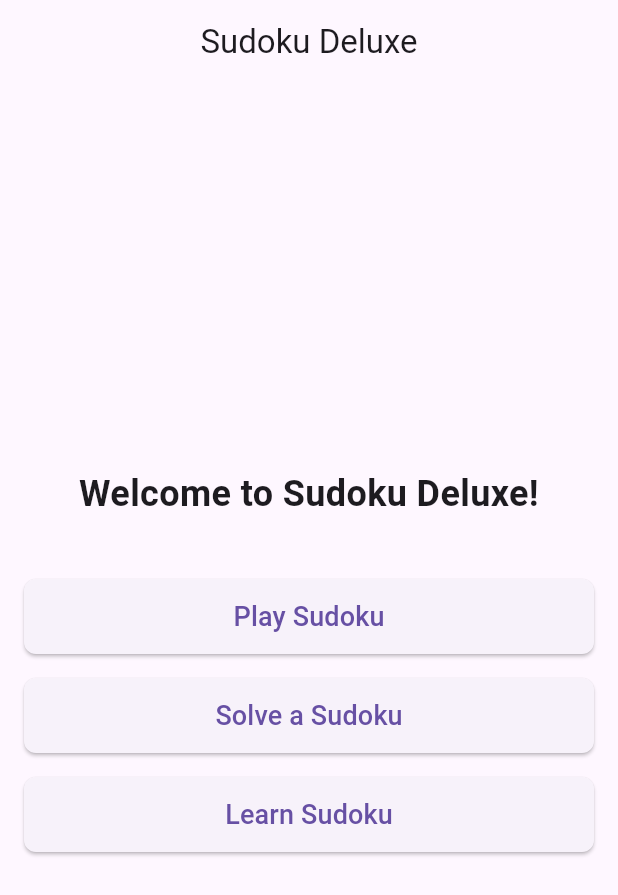
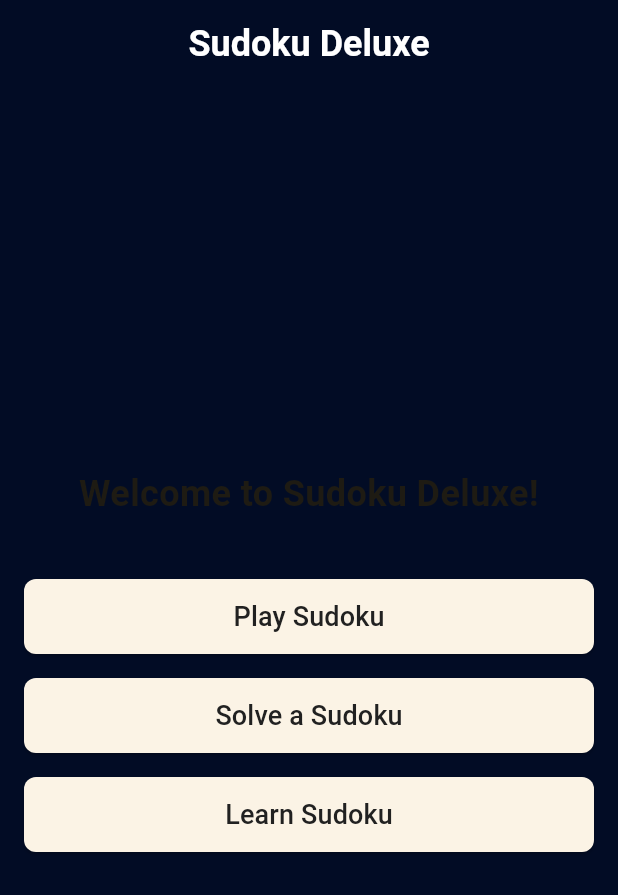
Before and after one commit to ParimSsme/sudoku, a Flutter app: the screen it shows after launch, on a phone screen of 412 x 824 dp. Shown: the top 895 px of the screen. Run offline on Flutter 3.47's test engine with Material 3 defaults, Android fonts, the phone set to English and light mode, and no system bars; our stand-ins replace confetti, get.

Commit message:
add app theme

```diff
--- /dev/null
+++ b/lib/core/theme/app_theme.dart
@@ -0,0 +1,52 @@
+import 'package:flutter/material.dart';
+import 'app_colors.dart';
+import 'app_text_theme.dart';
+
+final ThemeData appThemeData = ThemeData(
+  useMaterial3: true,
+  unselectedWidgetColor: Colors.red,
+
+  /// Icon Theme Data
+  iconTheme: IconThemeData (
+    color: AppColors.icon
+  ),
+
+  scaffoldBackgroundColor: AppColors.background,
+
+  /// AppBar Theme
+  appBarTheme: AppBarTheme(
+    color: Colors.transparent,
+    elevation: 0,
+    titleTextStyle: kMediumTitleStyle,
+  ),
+
+  /// Card Theme Data
+  cardTheme: const CardTheme(
+    color: AppColors.card,
+    elevation: 15,
+    shadowColor: AppColors.cardShadowColor
+  ),
+
+  /// Text Button Theme Data
+  textButtonTheme: TextButtonThemeData(
+    style: TextButton.styleFrom(
+      alignment: Alignment.centerLeft,
+      textStyle: kTextButtonStyle,
+      backgroundColor: AppColors.textButtonBackground,
+      iconColor: AppColors.textButtonForeground,
+      iconSize: 50,
+      foregroundColor: AppColors.textButtonForeground,
+      padding: EdgeInsets.symmetric(vertical: 12, horizontal: 20), // Padding
+      shape: RoundedRectangleBorder(
+        borderRadius: BorderRadius.circular(8), // Rounded corners
+      ),
+    ),
+  ),
+
+  colorScheme: ColorScheme.fromSeed(
+    primary: AppColors.primary,
+    onPrimary: AppColors.onPrimary,
+    seedColor: AppColors.accent,
+    brightness: Brightness.light,
+  ),
+);
--- a/lib/main.dart
+++ b/lib/main.dart
@@ -1,6 +1,7 @@
 import 'package:flutter/material.dart';
 import 'package:get/get.dart';
 import 'package:sudoku/app/views/home_screen.dart';
+import 'core/theme/app_theme.dart';
 
 void main() {
   runApp(const MyApp());
@@ -14,6 +15,7 @@ class MyApp extends StatelessWidget {
     return GetMaterialApp(
       debugShowCheckedModeBanner: false,
       title: 'Sudoku Solver',
+      theme: appThemeData,
       home: const HomeScreen(),
     );
   }
```
Also changed, not shown: lib/core/theme/app_colors.dart (added, +37 -0 lines), lib/core/theme/app_text_theme.dart (added, +35 -0 lines).
